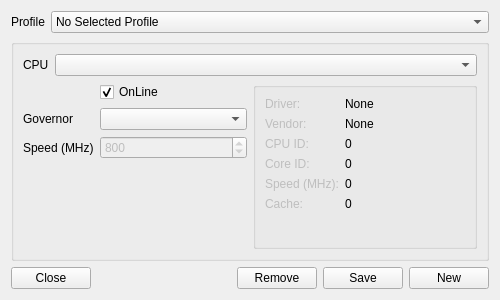
This is cpuface.ui in h0m3/cpuface as Qt 5 draws it before an edit. The edited form follows.
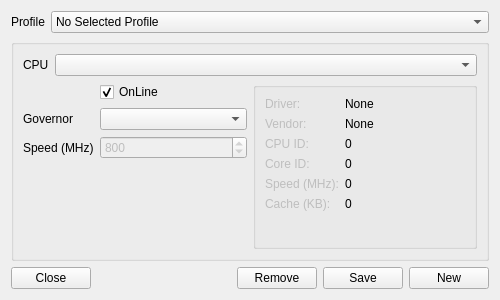
This is the edited form. Icons and pictures are not drawn.

Diff of the .ui file:
```diff
--- a/cpuface.ui
+++ b/cpuface.ui
@@ -298,7 +298,7 @@
                 <bool>false</bool>
                </property>
                <property name="text">
-                <string>Cache:</string>
+                <string>Cache (KB):</string>
                </property>
               </widget>
              </item>
```
Left out of the diff: 6 changed lines with no effect on the pictures.
